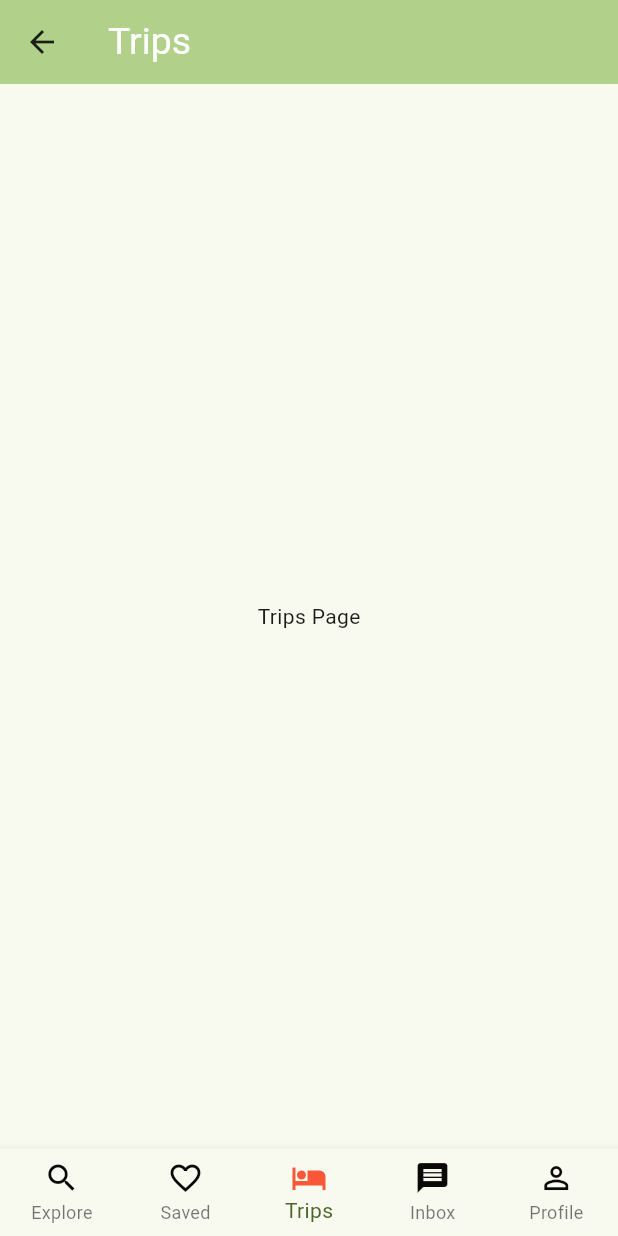
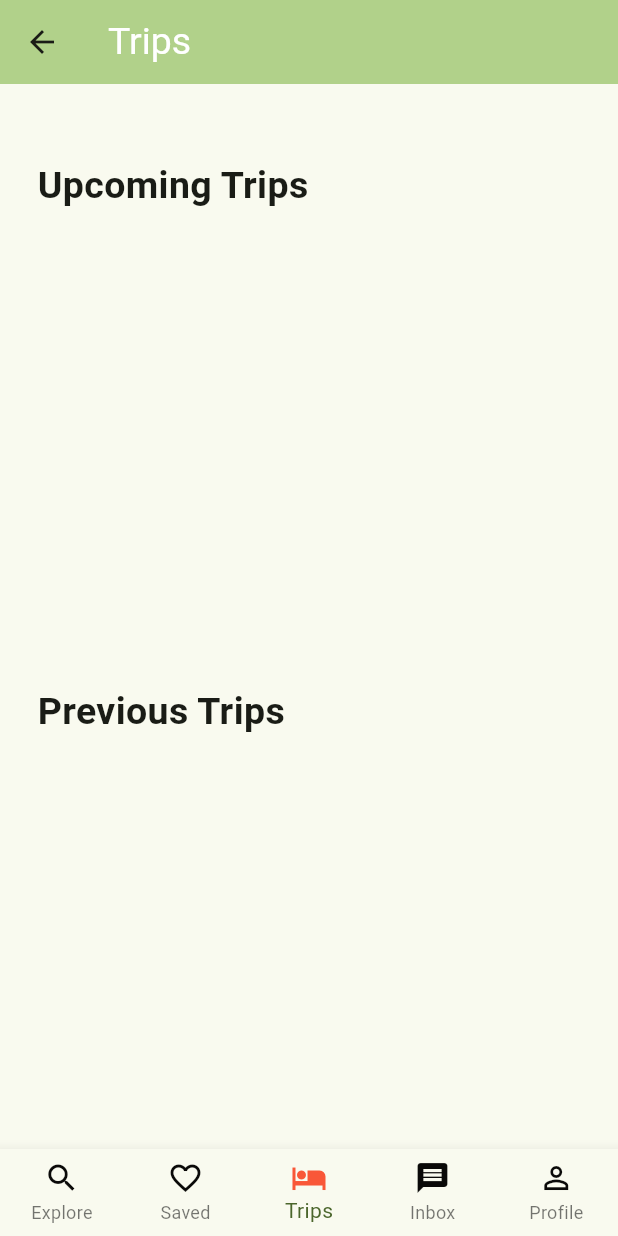
Before and after one commit to Sherli7/allobailleur-repo, a Flutter app: the GuestHomePage screen opened by its route, item 3 of the bottom bar chosen, on a phone screen of 412 x 824 dp. Run offline on Flutter 3.47's test engine with Material 3 defaults, Android fonts, the phone set to English and light mode, and no system bars; our stand-ins replace auto_size_text, flutter_rating_bar.

Commit message:
UpComing and previous Trips page

```diff
--- a/lib/Screens/explorePage.dart
+++ b/lib/Screens/explorePage.dart
@@ -17,7 +17,7 @@ class MyExplorePageState extends State<ExplorePage> {
       child: SingleChildScrollView(
         child: Column(
               children:<Widget>[
-                Padding(
+                const Padding(
                   padding: EdgeInsets.only(top:10,bottom: 50.0),
                   child: TextField(
                       decoration: InputDecoration(
@@ -38,7 +38,7 @@ class MyExplorePageState extends State<ExplorePage> {
                   ),
                 ),
                 GridView.builder(
-                  physics: ScrollPhysics(),
+                  physics: const ScrollPhysics(),
                   shrinkWrap: true,
                   itemCount: 4,
                   gridDelegate:  const SliverGridDelegateWithFixedCrossAxisCount(
--- a/lib/Screens/tripsPage.dart
+++ b/lib/Screens/tripsPage.dart
@@ -12,9 +12,39 @@ class TripsPage extends StatefulWidget {
 class _MyTripsPageEState extends State<TripsPage> {
   @override
   Widget build(BuildContext context) {
-    return const Center(
-      child: Text(
-          'Trips Page'
+    return  Padding(
+      padding: EdgeInsets.fromLTRB(25,25,0,0),
+      child: SingleChildScrollView(
+        child: Column(
+          crossAxisAlignment: CrossAxisAlignment.start,
+          children: <Widget> [
+            Padding(
+              padding: const EdgeInsets.only(top:25.0),
+              child: const Text('Upcoming Trips',
+                style: TextStyle(
+                    fontSize: 25,
+                    fontWeight: FontWeight.bold
+                ),),
+            ),
+           Padding(
+             padding: const EdgeInsets.only(top:15,bottom: 25.0),
+             child: Container(
+                height: MediaQuery.of(context).size.height/3,
+              ),
+           ),
+            Text('Previous Trips',
+              style: TextStyle(
+                  fontSize: 25,
+                  fontWeight: FontWeight.bold
+              ),),
+            Padding(
+              padding: const EdgeInsets.only(top:15,bottom: 25.0),
+              child: Container(
+                height: MediaQuery.of(context).size.height/3,
+              ),
+            ),
+          ],
+        ),
       ),
     );
   }
```
